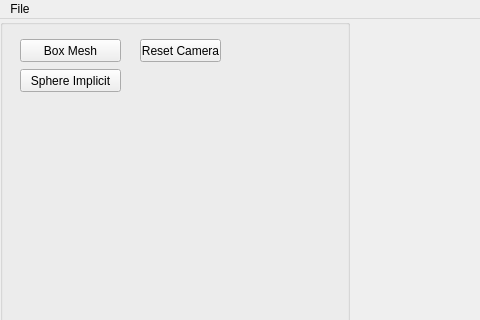
Before: the Qt Designer form AppTinyMesh/UI/interface.ui in DaveIer/ModelisationGeometrique, drawn with Qt 5; both pictures show x 0 to 480 and y 0 to 320 of the 1200 by 1000 pixel window.
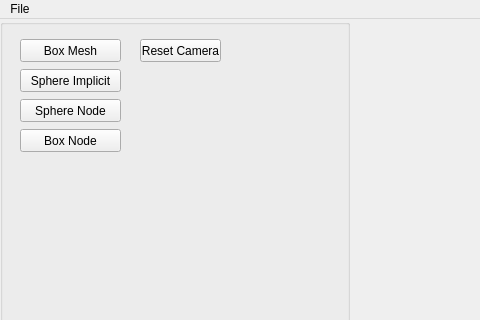
After: the same form once the commit is applied.

The edit to the form file:
```diff
--- a/AppTinyMesh/UI/interface.ui
+++ b/AppTinyMesh/UI/interface.ui
@@ -132,6 +132,61 @@
         <bool>false</bool>
        </property>
       </widget>
+
+						<widget class="QPushButton" name="sphereNode">
+							<property name="geometry">
+								<rect>
+									<x>20</x>
+									<y>80</y>
+									<width>101</width>
+									<height>23</height>
+								</rect>
+							</property>
+							<property name="toolTip">
+								<string>
+									&lt;!DOCTYPE HTML PUBLIC &quot;-//W3C//DTD HTML 4.0//EN&quot; &quot;http://www.w3.org/TR/REC-html40/strict.dtd&quot;&gt;
+									&lt;html&gt;&lt;head&gt;&lt;meta name=&quot;qrichtext&quot; content=&quot;1&quot; /&gt;&lt;style type=&quot;text/css&quot;&gt;
+									p, li { white-space: pre-wrap; }
+									&lt;/style&gt;&lt;/head&gt;&lt;body style=&quot; font-family:'MS Shell Dlg 2'; font-size:8pt; font-weight:400; font-style:normal;&quot;&gt;
+									&lt;p style=&quot; margin-top:0px; margin-bottom:0px; margin-left:0px; margin-right:0px; -qt-block-indent:0; text-indent:0px;&quot;&gt;&lt;span style=&quot; color:#5500ff;&quot;&gt;Callback #01&lt;/span&gt;&lt;/p&gt;
+									&lt;p style=&quot; margin-top:0px; margin-bottom:0px; margin-left:0px; margin-right:0px; -qt-block-indent:0; text-indent:0px;&quot;&gt;&lt;span style=&quot; font-style:italic; color:#aa00ff;&quot;&gt;Create Eurographics 1996 Bear&lt;/span&gt;&lt;/p&gt;&lt;/body&gt;&lt;/html&gt;
+								</string>
+							</property>
+							<property name="text">
+								<string>Sphere Node</string>
+							</property>
+							<property name="checkable">
+								<bool>false</bool>
+							</property>
+						</widget>
+
+						<widget class="QPushButton" name="boxNode">
+							<property name="geometry">
+								<rect>
+									<x>20</x>
+									<y>110</y>
+									<width>101</width>
+									<height>23</height>
+								</rect>
+							</property>
+							<property name="toolTip">
+								<string>
+									&lt;!DOCTYPE HTML PUBLIC &quot;-//W3C//DTD HTML 4.0//EN&quot; &quot;http://www.w3.org/TR/REC-html40/strict.dtd&quot;&gt;
+									&lt;html&gt;&lt;head&gt;&lt;meta name=&quot;qrichtext&quot; content=&quot;1&quot; /&gt;&lt;style type=&quot;text/css&quot;&gt;
+									p, li { white-space: pre-wrap; }
+									&lt;/style&gt;&lt;/head&gt;&lt;body style=&quot; font-family:'MS Shell Dlg 2'; font-size:8pt; font-weight:400; font-style:normal;&quot;&gt;
+									&lt;p style=&quot; margin-top:0px; margin-bottom:0px; margin-left:0px; margin-right:0px; -qt-block-indent:0; text-indent:0px;&quot;&gt;&lt;span style=&quot; color:#5500ff;&quot;&gt;Callback #01&lt;/span&gt;&lt;/p&gt;
+									&lt;p style=&quot; margin-top:0px; margin-bottom:0px; margin-left:0px; margin-right:0px; -qt-block-indent:0; text-indent:0px;&quot;&gt;&lt;span style=&quot; font-style:italic; color:#aa00ff;&quot;&gt;Create Eurographics 1996 Bear&lt;/span&gt;&lt;/p&gt;&lt;/body&gt;&lt;/html&gt;
+								</string>
+							</property>
+							<property name="text">
+								<string>Box Node</string>
+							</property>
+							<property name="checkable">
+								<bool>false</bool>
+							</property>
+						</widget>
+
      </widget>
     </item>
     <item>
```
Left out of the diff: 28 changed lines with no effect on the pictures. Lines whose indentation alone changed are shown as unchanged.
